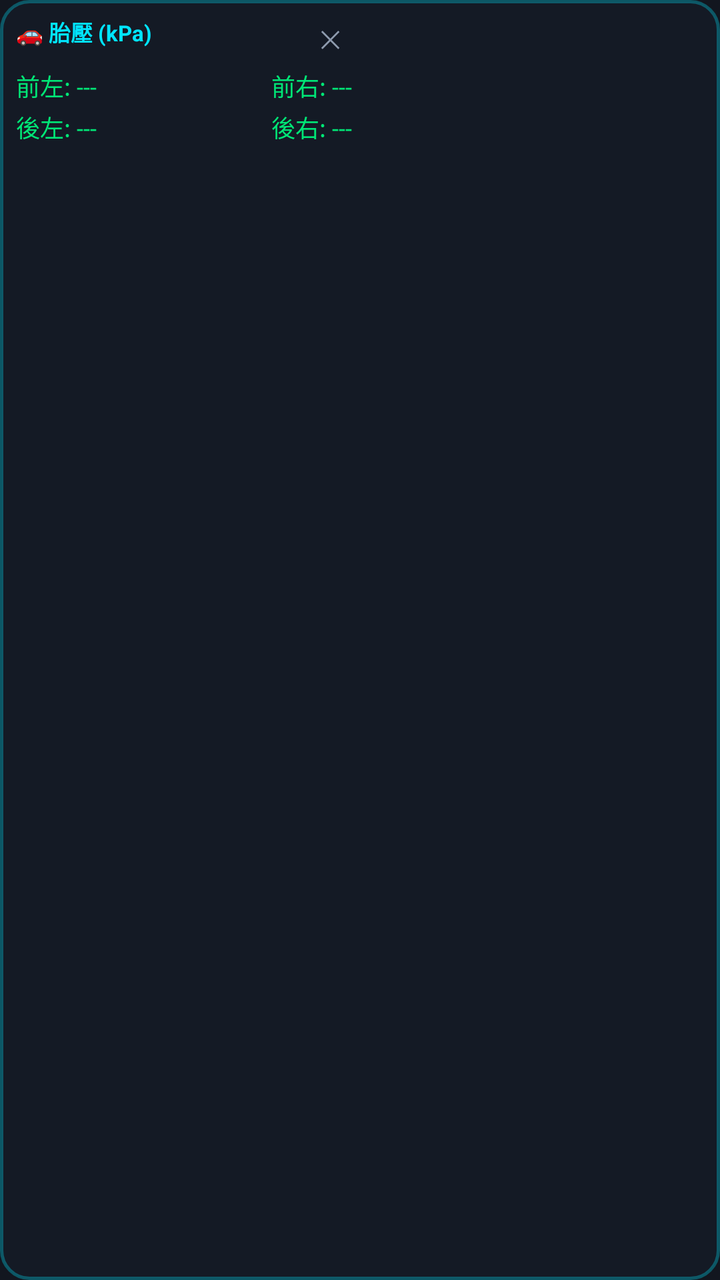
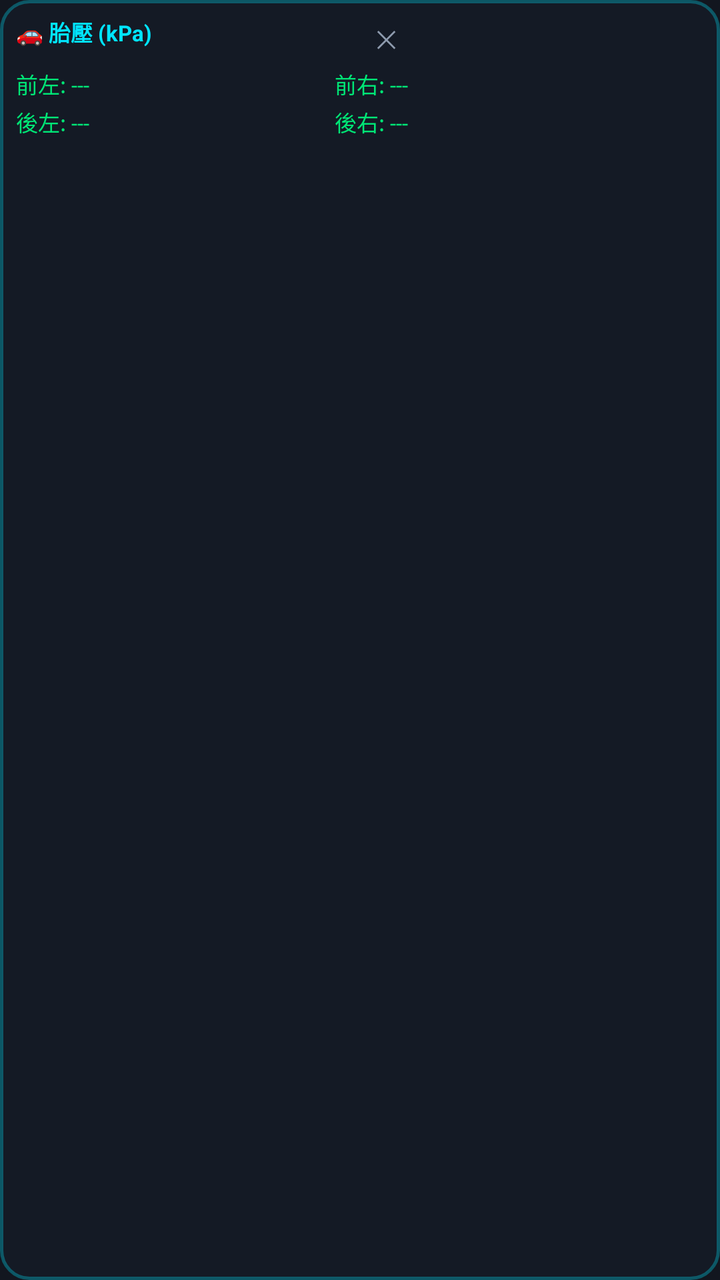

An Android layout rendered at two revisions. The XML below is the earlier revision; the diff shows what the commit changed to produce the second picture.
<!-- AndroidManifest.xml: application theme AppTheme -->
<!-- res/layout/layout_floating_tpms.xml -->
<?xml version="1.0" encoding="utf-8"?>
<LinearLayout xmlns:android="http://schemas.android.com/apk/res/android"
    android:id="@+id/float_root"
    android:layout_width="wrap_content"
    android:layout_height="wrap_content"
    android:orientation="vertical"
    android:background="@drawable/float_pill_bg"
    android:padding="8dp">

    
    <RelativeLayout
        android:layout_width="168dp"
        android:layout_height="wrap_content"
        android:layout_marginBottom="4dp">

        <TextView
            android:id="@+id/tv_float_title"
            android:layout_width="wrap_content"
            android:layout_height="wrap_content"
            android:text="🚗 胎壓 (kPa)"
            android:textSize="11sp"
            android:textStyle="bold"
            android:textColor="@color/accent_blue"
            android:layout_alignParentStart="true" />

        <TextView
            android:id="@+id/btn_float_close"
            android:layout_width="22dp"
            android:layout_height="22dp"
            android:gravity="center"
            android:text="✕"
            android:textSize="12sp"
            android:textColor="@color/text_secondary"
            android:layout_alignParentEnd="true" />
    </RelativeLayout>

    
    <LinearLayout
        android:layout_width="168dp"
        android:layout_height="wrap_content"
        android:orientation="vertical">

        <LinearLayout
            android:layout_width="match_parent"
            android:layout_height="wrap_content"
            android:orientation="horizontal">

            <TextView
                android:id="@+id/tv_float_fl"
                android:layout_width="0dp"
                android:layout_height="wrap_content"
                android:layout_weight="1"
                android:text="前左: ---"
                android:textSize="12sp"
                android:textColor="@color/status_green" />

            <TextView
                android:id="@+id/tv_float_fr"
                android:layout_width="0dp"
                android:layout_height="wrap_content"
                android:layout_weight="1"
                android:gravity="end"
                android:text="前右: ---"
                android:textSize="12sp"
                android:textColor="@color/status_green" />
        </LinearLayout>

        <LinearLayout
            android:layout_width="match_parent"
            android:layout_height="wrap_content"
            android:orientation="horizontal"
            android:layout_marginTop="3dp">

            <TextView
                android:id="@+id/tv_float_rl"
                android:layout_width="0dp"
                android:layout_height="wrap_content"
                android:layout_weight="1"
                android:text="後左: ---"
                android:textSize="12sp"
                android:textColor="@color/status_green" />

            <TextView
                android:id="@+id/tv_float_rr"
                android:layout_width="0dp"
                android:layout_height="wrap_content"
                android:layout_weight="1"
                android:gravity="end"
                android:text="後右: ---"
                android:textSize="12sp"
                android:textColor="@color/status_green" />
        </LinearLayout>
    </LinearLayout>

</LinearLayout>
<!-- resources referenced by this layout -->
<resources>
  <color name="accent_blue">#00E5FF</color>
  <color name="status_green">#00E676</color>
  <color name="text_secondary">#8E9BAE</color>
  <!-- drawable float_pill_bg (drawable) -->
  <?xml version="1.0" encoding="utf-8"?>
  <shape xmlns:android="http://schemas.android.com/apk/res/android"
      android:shape="rectangle">
      <solid android:color="#E6151B26" />
      <stroke android:width="1.5dp" android:color="#5000E5FF" />
      <corners android:radius="14dp" />
  </shape>
  <style name="AppTheme" parent="@android:style/Theme.Material.NoActionBar">
          <item name="android:windowBackground">@color/bg_dark</item>
          <item name="android:textColor">@color/text_primary</item>
      </style>
  <color name="bg_dark">#12161F</color>
  <color name="text_primary">#FFFFFF</color>
</resources>

<!-- the commit's change to res/layout/layout_floating_tpms.xml (unified diff, before → after) -->
@@ -9,7 +9,7 @@
 
     
     <RelativeLayout
-        android:layout_width="168dp"
+        android:layout_width="196dp"
         android:layout_height="wrap_content"
         android:layout_marginBottom="4dp">
 
@@ -36,7 +36,7 @@
 
     
     <LinearLayout
-        android:layout_width="168dp"
+        android:layout_width="196dp"
         android:layout_height="wrap_content"
         android:orientation="vertical">
 
@@ -51,7 +51,9 @@
                 android:layout_height="wrap_content"
                 android:layout_weight="1"
                 android:text="前左: ---"
-                android:textSize="12sp"
+                android:textSize="11sp"
+                android:singleLine="true"
+                android:includeFontPadding="false"
                 android:textColor="@color/status_green" />
 
             <TextView
@@ -61,7 +63,9 @@
                 android:layout_weight="1"
                 android:gravity="end"
                 android:text="前右: ---"
-                android:textSize="12sp"
+                android:textSize="11sp"
+                android:singleLine="true"
+                android:includeFontPadding="false"
                 android:textColor="@color/status_green" />
         </LinearLayout>
 
@@ -77,7 +81,9 @@
                 android:layout_height="wrap_content"
                 android:layout_weight="1"
                 android:text="後左: ---"
-                android:textSize="12sp"
+                android:textSize="11sp"
+                android:singleLine="true"
+                android:includeFontPadding="false"
                 android:textColor="@color/status_green" />
 
             <TextView
@@ -87,7 +93,9 @@
                 android:layout_weight="1"
                 android:gravity="end"
                 android:text="後右: ---"
-                android:textSize="12sp"
+                android:textSize="11sp"
+                android:singleLine="true"
+                android:includeFontPadding="false"
                 android:textColor="@color/status_green" />
         </LinearLayout>
     </LinearLayout>
